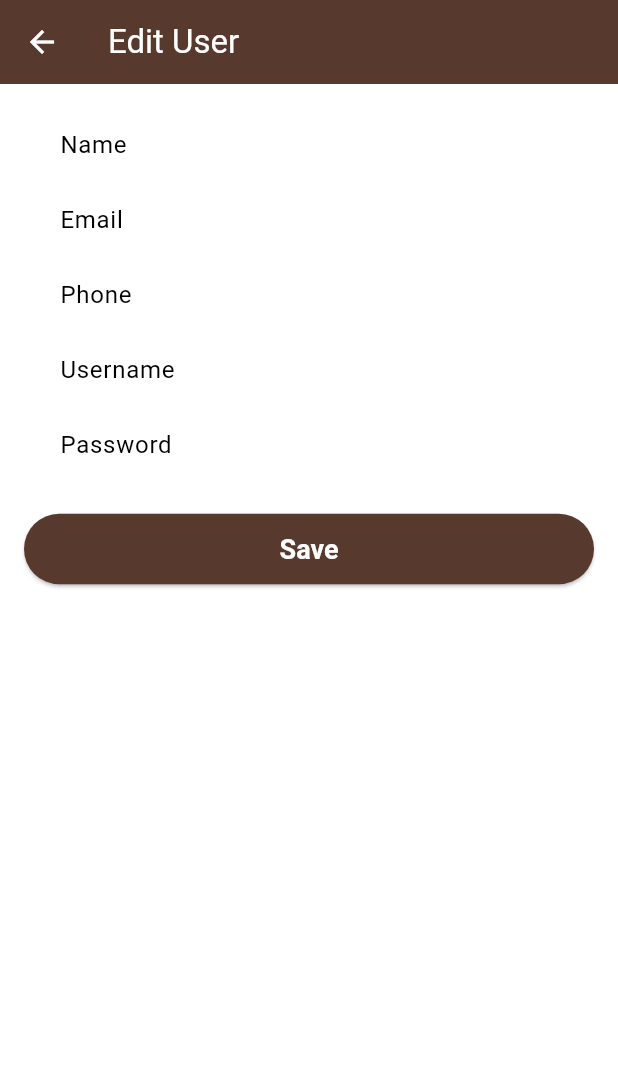
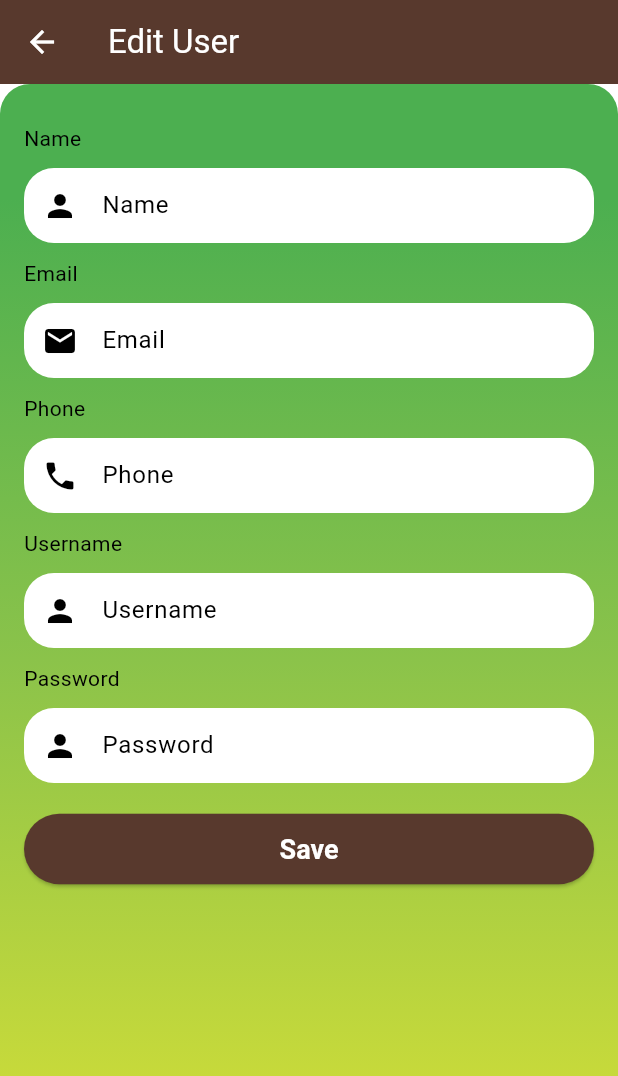
Before and after one commit to afeefnih/Assignment-Mobile, a Flutter app: the EditUserPage screen opened directly with empty values, on a phone screen of 412 x 824 dp. Shown: the top 1076 px of the screen. Run offline on Flutter 3.47's test engine with Material 3 defaults, Android fonts, the light colour scheme and no system bars; our stand-ins replace flutter_rating_bar, sqflite; accounts and stored records are empty.

Commit message:
booking form & admin tab

```diff
--- a/lib/admin/AdminPage.dart
+++ b/lib/admin/AdminPage.dart
@@ -37,7 +37,6 @@ class _AdminPageState extends State<AdminPage> {
   _updateUser(int id, String name, String email, String phone, String username,
       String password) async {
     DatabaseHelper dbhelper = DatabaseHelper.instance;
-    //await dbhelper.updateUser(id, name, email, phone, username, password);
     await dbhelper.updateUser(id, {
       'name': name,
       'email': email,
--- a/lib/admin/EditUserPage.dart
+++ b/lib/admin/EditUserPage.dart
@@ -33,15 +33,6 @@ class _EditUserPageState extends State<EditUserPage> {
     if (_formKey.currentState!.validate()) {
       DatabaseHelper db = DatabaseHelper.instance;
 
-     /*  await db.updateUser(
-        widget.user['userid'],
-        _nameController.text,
-        _emailController.text,
-        _phoneController.text,
-        _usernameController.text,
-        _passwordController.text,
-      ); */
-
       await db.updateUser(widget.user['userid'], {
         'name': _nameController.text,
         'email': _emailController.text,
@@ -58,15 +49,37 @@ class _EditUserPageState extends State<EditUserPage> {
       appBar: AppBar(
         title: Text('Edit User'),
       ),
-      body: Padding(
+      body: Container(
+        width: double.infinity,
+        height: double.infinity,
+        decoration: const BoxDecoration(
+          borderRadius: BorderRadius.only(
+            topLeft: Radius.circular(20),
+            topRight: Radius.circular(20),
+          ),
+          gradient: LinearGradient(
+            begin: Alignment.topCenter,
+            end: Alignment.bottomCenter,
+            colors: [
+              Color(0xFF4CAF50),
+              Color(0xFF8BC34A),
+              Color(0xFFCDDC39),
+            ],
+            stops: [0.1, 0.5, 0.9],
+          ),
+        ),
+        child: Padding(
           padding: EdgeInsets.all(16.0),
           child: Form(
             key: _formKey,
             child: ListView(
               children: [
+                const SizedBox(height: 10),
+                Text('Name'),
+                const SizedBox(height: 10),
                 TextFormField(
                   controller: _nameController,
-                decoration: InputDecoration(labelText: 'Name'),
+                  decoration: InputDecoration(prefixIcon: Icon(Icons.person), hintText: 'Name'),
                   validator: (value) {
                     if (value == null || value.isEmpty) {
                       return 'Please enter a name';
@@ -74,9 +87,12 @@ class _EditUserPageState extends State<EditUserPage> {
                     return null;
                   },
                 ),
+                const SizedBox(height: 10),
+                Text('Email'),
+                const SizedBox(height: 10),
                 TextFormField(
                   controller: _emailController,
-                decoration: InputDecoration(labelText: 'Email'),
+                  decoration: InputDecoration(prefixIcon: Icon(Icons.email), hintText: 'Email'),
                   validator: (value) {
                     if (value == null || value.isEmpty) {
                       return 'Please enter an email';
@@ -87,9 +103,12 @@ class _EditUserPageState extends State<EditUserPage> {
                     return null;
                   },
                 ),
+                const SizedBox(height: 10),
+                Text('Phone'),
+                const SizedBox(height: 10),
                 TextFormField(
                   controller: _phoneController,
-                decoration: InputDecoration(labelText: 'Phone'),
+                  decoration: InputDecoration(prefixIcon: Icon(Icons.phone), hintText: 'Phone'),
                   keyboardType: TextInputType.phone,
                   validator: (value) {
                     if (value == null || value.isEmpty) {
@@ -101,9 +120,12 @@ class _EditUserPageState extends State<EditUserPage> {
                     return null;
                   },
                 ),
+                const SizedBox(height: 10),
+                Text('Username'),
+                const SizedBox(height: 10),
                 TextFormField(
                   controller: _usernameController,
-                decoration: InputDecoration(labelText: 'Username'),
+                  decoration: InputDecoration(prefixIcon: Icon(Icons.person), hintText: 'Username'),
                   validator: (value) {
                     if (value == null || value.isEmpty) {
                       return 'Please enter a username';
@@ -111,9 +133,12 @@ class _EditUserPageState extends State<EditUserPage> {
                     return null;
                   },
                 ),
+                const SizedBox(height: 10),
+                Text('Password'),
+                const SizedBox(height: 10),
                 TextFormField(
                   controller: _passwordController,
-                decoration: InputDecoration(labelText: 'Password'),
+                  decoration: InputDecoration(prefixIcon: Icon(Icons.person), hintText: 'Password'),
                   obscureText: true,
                   validator: (value) {
                     if (value == null || value.isEmpty) {
@@ -131,6 +156,7 @@ class _EditUserPageState extends State<EditUserPage> {
             ),
           ),
         ),
+      ),
     );
   }
 
--- a/lib/db/database_helper.dart
+++ b/lib/db/database_helper.dart
@@ -58,24 +58,6 @@ class DatabaseHelper {
     Database db = await instance.database;
     return await db.delete(tableUsers, where: 'userid =?', whereArgs: [id]);
   }
-/*
-  Future<int> updateUser(int id, String name, String email, String phone,
-      String username, String password) async {
-    Database db = await instance.database;
-    return await db.update(
-      tableUsers,
-      {
-        'name': name,
-        'email': email,
-        'phone': phone,
-        'username': username,
-        'password': password,
-      },
-      where: 'userid =?',
-      whereArgs: [id],
-    );
-  } */
-  //////////////////////////////////
 
 
   _initDatabase() async {
--- /dev/null
+++ b/lib/models/booking.dart
@@ -0,0 +1,16 @@
+class Booking {
+  final DateTime bookdate;
+  final DateTime checkindate;
+  final DateTime checkoutdate;
+  final String homestypackage;
+  final int numguest;
+  final double packageprice;
+
+  Booking(
+      {required this.bookdate,
+      required this.checkindate,
+      required this.checkoutdate,
+      required this.homestypackage,
+      required this.numguest,
+      required this.packageprice});
+}
--- a/lib/models/user.dart
+++ /dev/null
@@ -1,6 +0,0 @@
-class User {
-  final int days;
-  final int guestsNum;
-
-  const User(this.days, this.guestsNum);
-}
--- a/lib/views/package_view.dart
+++ b/lib/views/package_view.dart
@@ -185,8 +185,7 @@ class PackageContent extends StatelessWidget {
                     context,
                     MaterialPageRoute(
                       builder: (context) => BookingForm(
-                        id: id!,
-                        price: homestay.price,
+                        id: id!, homestay: homestay,
                       ),
                     ),
                   );
--- a/lib/views/profile.dart
+++ b/lib/views/profile.dart
@@ -98,7 +98,9 @@ class _ProfileTabState extends State<ProfileTab> {
                       ),
                     ),
                     const SizedBox(height: 10),
-                    ElevatedButton(
+                    Container(
+                      width: double.infinity,
+                      child: ElevatedButton(
                         onPressed: () {
                           Navigator.push(
                             context,
@@ -110,6 +112,7 @@ class _ProfileTabState extends State<ProfileTab> {
                           });
                         },
                         child: const Text('Update Profile'),
+                      ),
                     ),
                     const SizedBox(height: 10),
                     GestureDetector(
--- a/lib/views/user_tab.dart
+++ b/lib/views/user_tab.dart
@@ -41,7 +41,7 @@ class _TabViewState extends State<TabView> {
         unselectedItemColor: Colors.white,
         onTap: onTapped,
         currentIndex: currentTabIndex,
-        items: [
+        items: const [
           BottomNavigationBarItem(
             icon: Icon(Icons.home),
             label: "Home",
```
Also changed, not shown: lib/admin/BookingUsersPage.dart (+4 -4 lines), lib/admin/RegisteredUserPage.dart (+53 -37 lines), lib/admin/admin_tab.dart (added, +73 -0 lines), lib/views/booking_detail.dart (renamed from lib/payment_view.dart, +44 -24 lines), lib/views/booking_form.dart (+66 -57 lines), lib/views/login.dart (+4 -4 lines), lib/views/rating_add.dart (renamed from lib/booking_page_4.dart, +5 -5 lines). Lines whose indentation alone changed are shown as unchanged.
